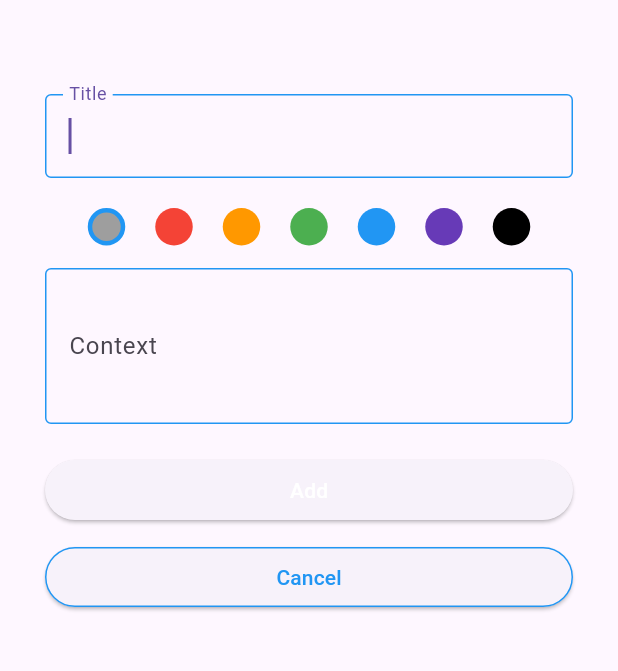
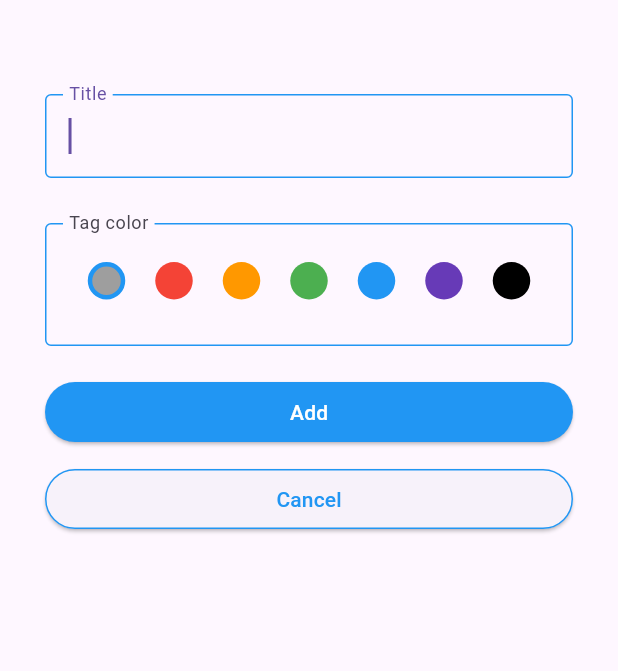
Before and after one commit to kelp-shi/flutter_todo, a Flutter app: the TodoInputPage screen opened directly, on a phone screen of 412 x 824 dp, the part 65-736 px from its top. Run offline on Flutter 3.47's test engine with Material 3 defaults, Android fonts, the phone set to English and light mode, and no system bars; our stand-ins replace flutter_slidable, shared_preferences; accounts and stored records are empty.

Commit message:
UI調整

```diff
--- a/lib/add.dart
+++ b/lib/add.dart
@@ -34,7 +34,7 @@ class _TodoInputPageState extends State<TodoInputPage> {
   late String _name;
 
   /// 画面項目：詳細
-  late String _context;
+  //late String _context;
 
   /// 画面項目：期日
   late String _dueDate;
@@ -49,7 +49,7 @@ class _TodoInputPageState extends State<TodoInputPage> {
     var todo = widget.todo;
 
     _name = todo?.name ?? "";
-    _context = todo?.context ?? "";
+    //_context = todo?.context ?? "";
     _dueDate = todo?.dueDate ?? "";
     _dueFlg = todo?.dueFlg ?? 0;
     _isCreateTodo = todo == null;
@@ -68,7 +68,6 @@ class _TodoInputPageState extends State<TodoInputPage> {
         title: Text(_isCreateTodo ? 'Todo追加' : 'Todo更新'),
       ),
       body: Container(
-        // 全体のパディング
         padding: const EdgeInsets.all(30),
         child: ListView(
           children: <Widget>[
@@ -96,7 +95,22 @@ class _TodoInputPageState extends State<TodoInputPage> {
               },
             ),
             const SizedBox(height: 20),
-            Row(
+
+            //-----------------------------------------
+            Container(
+                padding: EdgeInsets.only(top: 10),
+                //枠線・テキストラベル設定
+                child: InputDecorator(
+                  decoration: InputDecoration(
+                    labelText: "Tag color",
+                    enabledBorder: OutlineInputBorder(
+                      borderSide: BorderSide(
+                        color: Colors.blue,
+                      ),
+                    ),
+                  ),
+                  //タグカラー
+                  child: Row(
                     mainAxisAlignment: MainAxisAlignment.center,
                     children: [
                       // グレー
@@ -121,7 +135,7 @@ class _TodoInputPageState extends State<TodoInputPage> {
                               )),
                           width: 25,
                           height: 25,
-                    margin: EdgeInsets.fromLTRB(10, 0, 10, 15),
+                          margin: EdgeInsets.fromLTRB(10, 10, 10, 15),
                         ),
                       ),
                       // 赤
@@ -139,14 +153,15 @@ class _TodoInputPageState extends State<TodoInputPage> {
                             shape: BoxShape.circle,
                             color: Colors.red,
                             border: Border.all(
-                        color:
-                            isSelected == 1 ? Colors.blue : Colors.transparent,
+                              color: isSelected == 1
+                                  ? Colors.blue
+                                  : Colors.transparent,
                               width: 3,
                             ),
                           ),
                           width: 25,
                           height: 25,
-                    margin: EdgeInsets.fromLTRB(10, 0, 10, 15),
+                          margin: EdgeInsets.fromLTRB(10, 10, 10, 15),
                         ),
                       ),
                       // オレンジ
@@ -171,7 +186,7 @@ class _TodoInputPageState extends State<TodoInputPage> {
                               )),
                           width: 25,
                           height: 25,
-                    margin: EdgeInsets.fromLTRB(10, 0, 10, 15),
+                          margin: EdgeInsets.fromLTRB(10, 10, 10, 15),
                         ),
                       ),
                       // みどり
@@ -196,7 +211,7 @@ class _TodoInputPageState extends State<TodoInputPage> {
                               )),
                           width: 25,
                           height: 25,
-                    margin: EdgeInsets.fromLTRB(10, 0, 10, 15),
+                          margin: EdgeInsets.fromLTRB(10, 10, 10, 15),
                         ),
                       ),
                       // 青
@@ -221,10 +236,11 @@ class _TodoInputPageState extends State<TodoInputPage> {
                               )),
                           width: 25,
                           height: 25,
-                    margin: EdgeInsets.fromLTRB(10, 0, 10, 15),
+                          margin: EdgeInsets.fromLTRB(10, 10, 10, 15),
                         ),
                       ),
                       // 紫
+
                       GestureDetector(
                         onTap: () {
                           tagColorNum = 5;
@@ -246,7 +262,7 @@ class _TodoInputPageState extends State<TodoInputPage> {
                               )),
                           width: 25,
                           height: 25,
-                    margin: EdgeInsets.fromLTRB(10, 0, 10, 15),
+                          margin: EdgeInsets.fromLTRB(10, 10, 10, 15),
                         ),
                       ),
                       // 黒
@@ -271,45 +287,25 @@ class _TodoInputPageState extends State<TodoInputPage> {
                               )),
                           width: 25,
                           height: 25,
-                    margin: EdgeInsets.fromLTRB(10, 0, 10, 15),
+                          margin: EdgeInsets.fromLTRB(10, 10, 10, 15),
                         ),
                       ),
                     ],
                   ),
-            // 詳細のテキストフィールド
-            TextField(
-              keyboardType: TextInputType.multiline,
-              maxLines: null,
-              minLines: 3,
-              decoration: const InputDecoration(
-                labelText: "Context",
-                enabledBorder: OutlineInputBorder(
-                  borderSide: BorderSide(
-                    color: Colors.blue,
-                  ),
-                ),
-                focusedBorder: OutlineInputBorder(
-                  borderSide: BorderSide(
-                    color: Colors.blue,
-                  ),
-                ),
-              ),
-              // TextEditingControllerを使用することで、いちいちsetStateしなくても画面を更新してくれる
-              controller: TextEditingController(text: _context),
-              onChanged: (String value) {
-                _context = value;
-              },
-            ),
+                )),
             const SizedBox(height: 20),
             // 追加/更新ボタン
             SizedBox(
               width: double.infinity,
               child: ElevatedButton(
                 onPressed: () {
-                  _store.add(_name, _context, _dueDate, _dueFlg, tagColorNum);
+                  _store.add(_name, _dueDate, _dueFlg, tagColorNum);
                   // Todoリスト画面に戻る
                   Navigator.of(context).pop();
                 },
+                style: ElevatedButton.styleFrom(
+                  backgroundColor: Colors.blue,
+                ),
                 child: Text(
                   _isCreateTodo ? 'Add' : '更新',
                   style: const TextStyle(color: Colors.white),
--- a/lib/dataAccessHelper.dart
+++ b/lib/dataAccessHelper.dart
@@ -67,7 +67,7 @@ class TodoListStore {
   /// Todoを追加する
   void add(
     String name,
-    String context,
+    //String context,
     String inDueDate,
     int dueFlg,
     int tagColorNum,
@@ -84,7 +84,7 @@ class TodoListStore {
     //タグカラーを追加
     List<int> tagColor = setTagColor(tagColorNum);
     //一度リストに格納する処理を追加する。
-    var todo = Todo(id, name, context, dueDate, date, dueFlg, tagColor);
+    var todo = Todo(id, name, dueDate, date, dueFlg, tagColor);
     //期日フラグを基に期日を設定する
     _list.add(todo);
     save();
--- a/lib/todo.dart
+++ b/lib/todo.dart
@@ -8,7 +8,7 @@ class Todo {
   late String name;
 
   /// 内容
-  late String context;
+  //late String context;
 
   ///期日
   late String dueDate;
@@ -25,7 +25,7 @@ class Todo {
   Todo(
     this.id,
     this.name,
-    this.context,
+    //this.context,
     this.dueDate,
     this.date,
     this.dueFlg,
@@ -38,7 +38,7 @@ class Todo {
     return {
       'id': id,
       'name': name,
-      'context': context,
+      //'context': context,
       'dueDate': dueDate,
       'date': date,
       'dueFlg': dueFlg,
@@ -49,7 +49,7 @@ class Todo {
   Todo.fromJson(Map json) {
     id = json['id'];
     name = json['name'];
-    context = json['context'];
+    //context = json['context'];
     dueDate = json['dueDate'];
     date = json['date'];
     dueFlg = json['dueFlg'];
```
Lines whose indentation alone changed are shown as unchanged.
